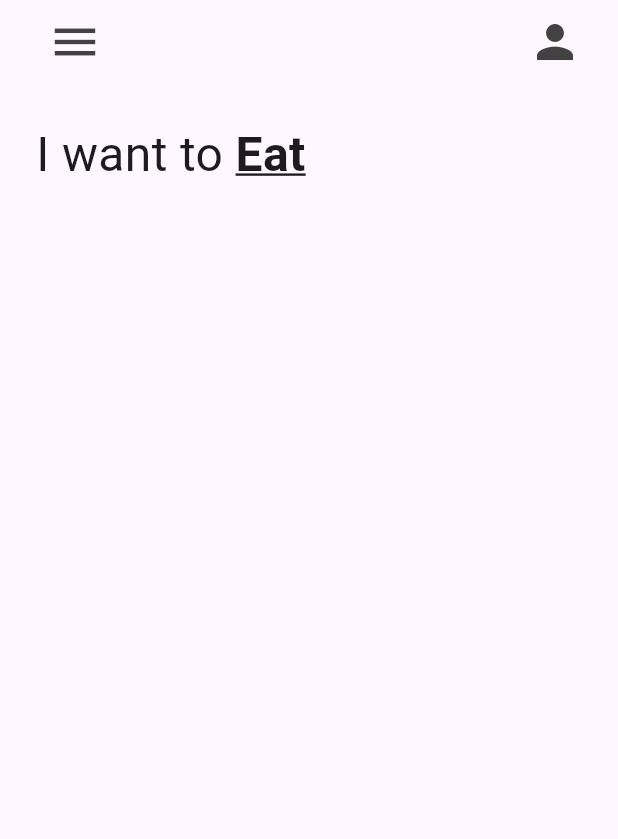
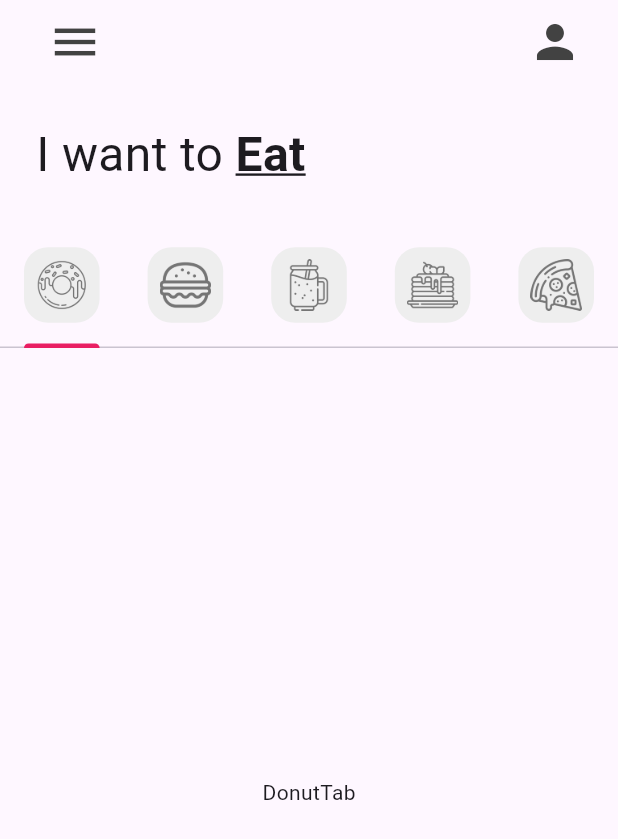
Before and after one commit to Joseangel434/reto1_donut_app_jose_echeverria, a Flutter app: the screen it shows after launch, on a phone screen of 412 x 824 dp. Shown: the top 839 px of the screen. Run offline on Flutter 3.47's test engine with Material 3 defaults, Android fonts, the phone set to English and light mode, and no system bars.

Commit message:
Tabbar_añadido

```diff
--- a/lib/main.dart
+++ b/lib/main.dart
@@ -10,8 +10,10 @@
 
   @override
   Widget build(BuildContext context) {
-    return const MaterialApp(
-      home: HomePages(),
+    return  MaterialApp(
+      home: const HomePages(),
+      theme: ThemeData(
+        tabBarTheme: const TabBarTheme(indicatorColor: Colors.pink),)
       );
   }
 }
--- a/lib/pages/home_pages.dart
+++ b/lib/pages/home_pages.dart
@@ -1,4 +1,10 @@
 import 'package:flutter/material.dart';
+import 'package:reto1_donut_app_jose_echeverria/tab/burger_tab.dart';
+import 'package:reto1_donut_app_jose_echeverria/tab/donut_tab.dart';
+import 'package:reto1_donut_app_jose_echeverria/tab/panCake_tab.dart';
+import 'package:reto1_donut_app_jose_echeverria/tab/pizza_tab.dart';
+import 'package:reto1_donut_app_jose_echeverria/tab/smoothie_tab.dart';
+import 'package:reto1_donut_app_jose_echeverria/utils/my_tab.dart';
 
 class HomePages extends StatefulWidget {
   const HomePages({super.key});
@@ -8,9 +14,24 @@
 }
 
 class _HomePagesState extends State<HomePages> {
+
+  List <Widget> mytabs = [
+    //donut tab
+    const MyTab(iconPath: 'lib/icons/donut.png',),
+    //burger tab
+    const MyTab(iconPath: 'lib/icons/burger.png',),
+    // smoothie tab
+    const MyTab(iconPath: 'lib/icons/smoothie.png',),
+    // panCake tab
+    const MyTab(iconPath: 'lib/icons/pancakes.png',),
+    // pizza tab
+    const MyTab(iconPath: 'lib/icons/pizza.png',),
+  ];
   @override
   Widget build(BuildContext context) {
-    return Scaffold(
+    return DefaultTabController(
+      length: mytabs.length,
+      child: Scaffold(
         appBar: AppBar(
           backgroundColor: Colors.transparent,
           leading: Padding(
@@ -33,10 +54,10 @@
             ),
           ],
         ),
-      body: const Column(
+        body: Column(
           children: [
             //Texto I want to eat
-          Padding(
+            const Padding(
               padding: EdgeInsets.all(24.0),
               child: Row(
                 children: [
@@ -51,8 +72,23 @@
                           decoration: TextDecoration.underline)),
                 ],
               ),
-          )
+            ),
+            TabBar(tabs: mytabs),
+
+           const Expanded(child: TabBarView(children:[
+              //donut
+              DonutTab(),
+              //burger
+              BurgerTab(),
+              //smoothie
+              SmoothieTab(),
+              //panCake
+              PancakeTab(),
+              //pizza
+              PizzaTab(),
+            ]))
           ],
+       ),
       ),
     );
 }
--- /dev/null
+++ b/lib/tab/donut_tab.dart
@@ -0,0 +1,14 @@
+import 'package:flutter/material.dart';
+
+class DonutTab extends StatelessWidget {
+  const DonutTab({super.key});
+
+  @override
+  Widget build(BuildContext context) {
+    return Container(
+      child: const Center(
+        child: Text('DonutTab'),
+     ),
+);
+}
+}
--- /dev/null
+++ b/lib/utils/my_tab.dart
@@ -0,0 +1,20 @@
+import 'package:flutter/material.dart';
+
+class MyTab extends StatelessWidget {
+
+  final String iconPath;
+  const MyTab({super.key, required this.iconPath});
+
+  @override
+  Widget build(BuildContext context) {
+
+    return Tab(
+      height: 80,
+      child: Container(
+        decoration: BoxDecoration(color: Colors.grey[200], borderRadius: BorderRadius.circular(16)),
+        padding: const EdgeInsets.all(8),
+        child: Image.asset(iconPath, color: Colors.grey[600],),
+      ),
+    );
+  }
+}
```
Also changed, not shown: lib/tab/burger_tab.dart (added, +14 -0 lines), lib/tab/panCake_tab.dart (added, +14 -0 lines), lib/tab/pizza_tab.dart (added, +14 -0 lines), lib/tab/smoothie_tab.dart (added, +14 -0 lines). Lines whose indentation alone changed are shown as unchanged.
